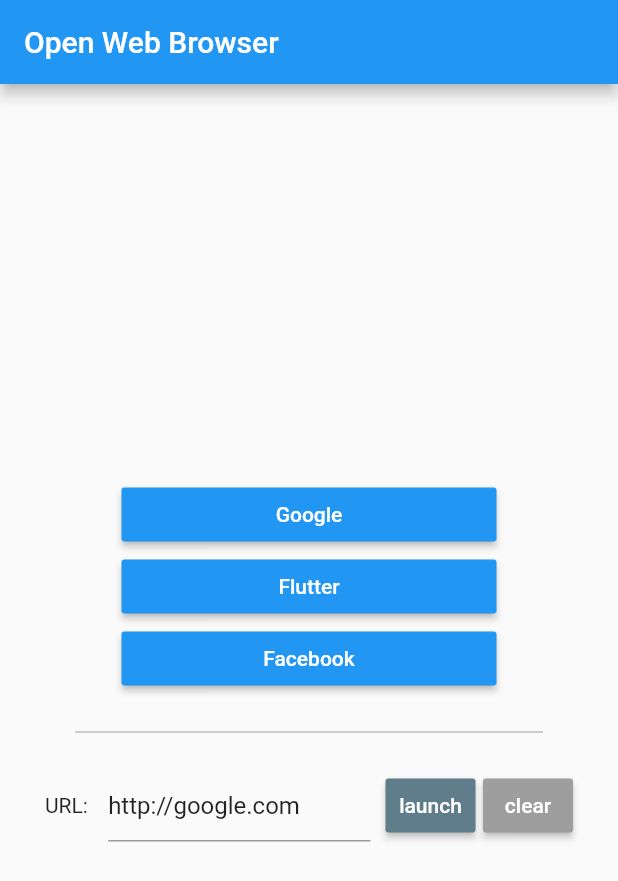
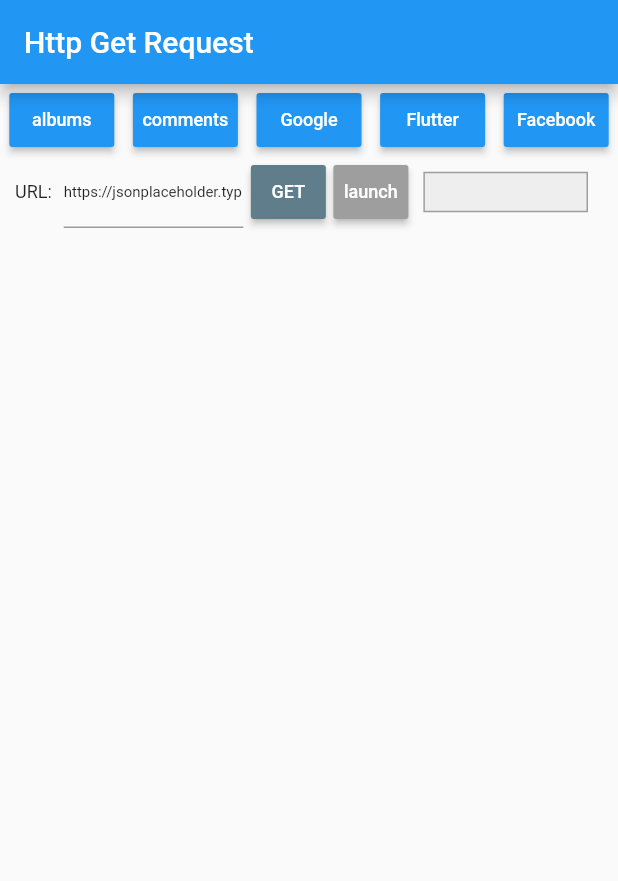
Before and after one commit to miji-lee-developer/flutter_examples, a Flutter app: the screen it shows after launch, on a phone screen of 412 x 824 dp. Shown: the top 881 px of the screen. Run offline on Flutter 3.47's test engine with Material 2 defaults, Android fonts, the phone set to English and light mode, and no system bars.

Commit message:
Day 33. example - Http Request | Get method | http plugin

```diff
--- a/lib/main.dart
+++ b/lib/main.dart
@@ -1,5 +1,6 @@
 import 'package:flutter/material.dart';
 import 'package:url_launcher/url_launcher.dart';
+import 'package:http/http.dart' as http;
 
 void main() => runApp(MyApp());
 
@@ -12,31 +13,32 @@ class MyApp extends StatelessWidget {
         primarySwatch: Colors.blue,
         visualDensity: VisualDensity.adaptivePlatformDensity,
       ),
-      home: OpenWebBrowser(title: 'Open Web Browser'),
+      home: HttpGetDemo(title: 'Http Get Request'),
     );
   }
 }
 
-OpenWebBrowserState pageState;
+HttpGetDemoState pageState;
 
-class OpenWebBrowser extends StatefulWidget {
-  OpenWebBrowser({Key key, this.title}) : super(key: key);
+class HttpGetDemo extends StatefulWidget {
+  HttpGetDemo({Key key, this.title}) : super(key: key);
 
   final String title;
 
   @override
-  OpenWebBrowserState createState() {
-    pageState = OpenWebBrowserState();
+  HttpGetDemoState createState() {
+    pageState = HttpGetDemoState();
     return pageState;
   }
 }
 
-class OpenWebBrowserState extends State<OpenWebBrowser> {
+class HttpGetDemoState extends State<HttpGetDemo> {
   final scaffoldKey = GlobalKey<ScaffoldState>();
 
-  TextEditingController teCon = TextEditingController(text: "http://google.com");
-
+  TextEditingController teCon = TextEditingController(text: "https://jsonplaceholder.typicode.com/albums");
   FocusNode myFocusNode = FocusNode();
+  String response = "";
+  TextStyle ts = TextStyle(fontSize: 12);
 
   @override
   void dispose() {
@@ -52,22 +54,28 @@ class OpenWebBrowserState extends State<OpenWebBrowser> {
       appBar: AppBar(title: Text(widget.title)),
       body: Center(
         child: Column(
-          mainAxisAlignment: MainAxisAlignment.center,
           children: <Widget>[
-            customButton("Google", "https://google.com"),
-            customButton("Flutter", "https://flutter.dev"),
-            customButton("Facebook", "https://facebook.com"),
-            Divider(color: Colors.grey, height: 50, indent: 50, endIndent: 50),
+            Row(
+              mainAxisAlignment: MainAxisAlignment.spaceAround,
+              children: <Widget>[
+                customButton("albums", "https://jsonplaceholder.typicode.com/albums"),
+                customButton("comments", "https://jsonplaceholder.typicode.com/comments"),
+                customButton("Google", "https://google.com"),
+                customButton("Flutter", "https://flutter.dev"),
+                customButton("Facebook", "https://facebook.com"),
+              ],
+            ),
             Padding(
-              padding: const EdgeInsets.symmetric(horizontal: 30),
+              padding: const EdgeInsets.symmetric(horizontal: 10),
               child: Row(
                 crossAxisAlignment: CrossAxisAlignment.center,
                 children: <Widget>[
-                  Text("URL: "),
+                  Text("URL: ", style: ts),
                   Expanded(
                     child: Padding(
-                      padding: const EdgeInsets.symmetric(horizontal: 10),
+                      padding: const EdgeInsets.symmetric(horizontal: 5),
                       child: TextField(
+                        style: TextStyle(fontSize: 10),
                         decoration: InputDecoration(),
                         controller: teCon,
                         focusNode: myFocusNode,
@@ -75,29 +83,45 @@ class OpenWebBrowserState extends State<OpenWebBrowser> {
                     ),
                   ),
                   Container(
-                    width: 60,
+                    width: 50,
                     child: RaisedButton(
                       padding: const EdgeInsets.all(0),
                       color: Colors.blueGrey,
                       textColor: Colors.white,
-                      child: Text("launch"),
+                      child: Text("GET", style: ts),
+                      onPressed: () {
+                        _getUrl(teCon.text.toString());
+                      },
+                    ),
+                  ),
+                  Container(
+                    padding: const EdgeInsets.only(left: 5),
+                    width: 55,
+                    child: RaisedButton(
+                      padding: const EdgeInsets.all(0),
+                      color: Colors.grey,
+                      textColor: Colors.white,
+                      child: Text("launch", style: ts),
                       onPressed: () {
                         _launchUrl(teCon.text.toString());
                       },
                     ),
                   ),
-                  Container(
-                    padding: const EdgeInsets.only(left: 5),
-                    width: 65,
-                    child: RaisedButton(
-                      padding: const EdgeInsets.all(0),
-                      color: Colors.grey,
-                      textColor: Colors.white,
-                      child: Text("clear"),
-                      onPressed: () {
-                        FocusScope.of(context).requestFocus(myFocusNode);
-                        teCon.text = "http://";
-                      },
+                  Expanded(
+                    child: Container(
+                      margin: const EdgeInsets.symmetric(horizontal: 10, vertical: 10),
+                      padding: const EdgeInsets.symmetric(horizontal: 5, vertical: 5),
+                      decoration: BoxDecoration(
+                        color: Colors.grey[200],
+                        border: Border.all(color: Colors.grey, width: 1),
+                      ),
+                      child: Center(
+                        child: (response == null)
+                            ? CircularProgressIndicator()
+                            : SingleChildScrollView(
+                              child: Text(response, style: TextStyle(fontSize: 13))
+                        ),
+                      ),
                     ),
                   ),
                 ],
@@ -111,16 +135,27 @@ class OpenWebBrowserState extends State<OpenWebBrowser> {
 
   customButton(String text, String url) {
     return Container(
-      width: 250,
+      width: 70,
       child: RaisedButton(
+        padding: const EdgeInsets.all(0),
         color: Colors.blue,
         textColor: Colors.white,
-        child: Text(text),
+        child: Text(text, style: ts),
         onPressed: () {
           teCon.text = url;
         },
       ),
     );
+  }
+
+  _getUrl(String url) async {
+    setState(() {
+      response = null;
+    });
+    var temp = await http.get(url);
+    setState(() {
+      response = temp.body;
+    });
   }
 
   _launchUrl(String url) async {
--- a/pubspec.yaml
+++ b/pubspec.yaml
@@ -36,7 +36,8 @@ dependencies:
   volume: ^0.1.0
   sqflite: ^1.1.7+1
   faker: ^1.1.1 # provide fake & random user info
-  url_launcher: ^5.1.3
+  url_launcher: ^5.2.3
+  http: ^0.12.0+2
 
 
   # The following adds the Cupertino Icons font to your application.
```
Also changed, not shown: pubspec.lock.
